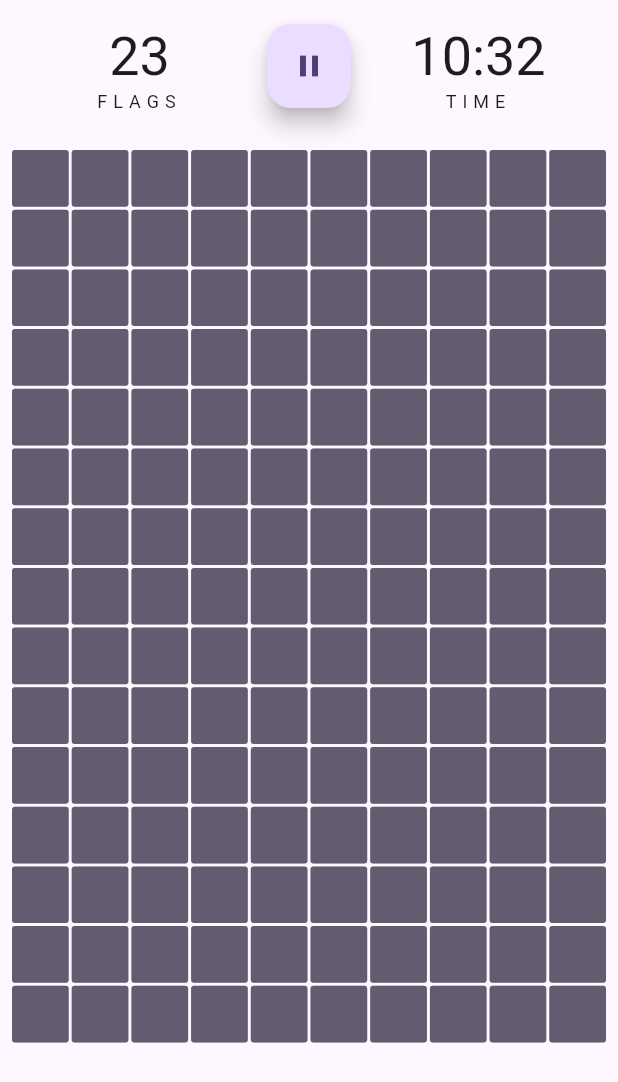
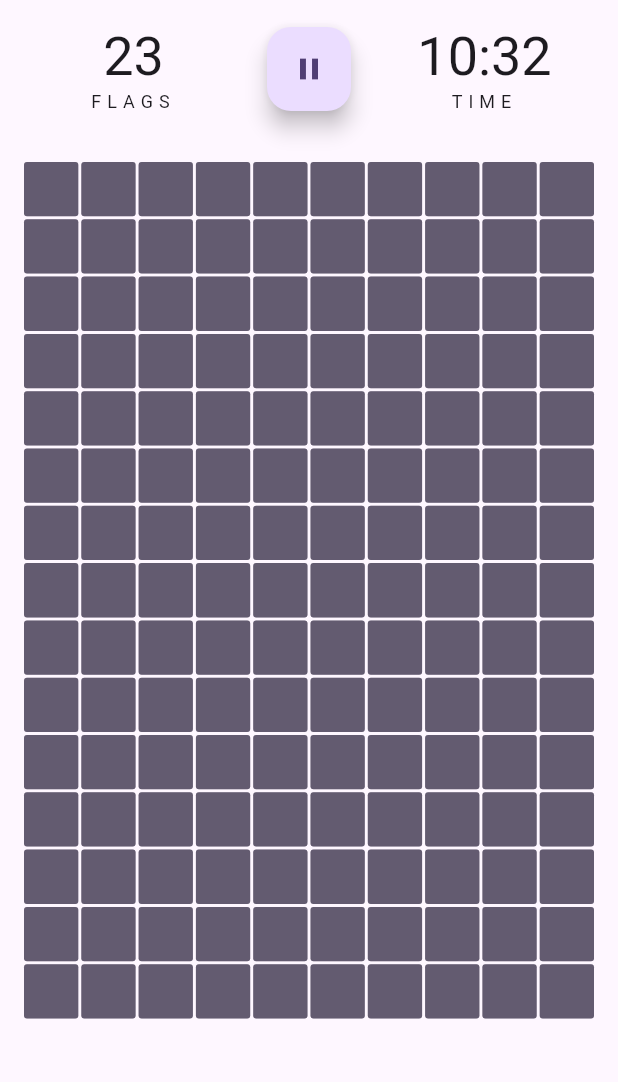
Before and after one commit to edwardnagy/minesweeper-crossplatform, a Flutter app: the screen it shows after launch, on a phone screen of 412 x 824 dp. Shown: the top 1082 px of the screen. Run offline on Flutter 3.47's test engine with Material 2 defaults, Android fonts, the phone set to English and light mode, and no system bars; generated files the repository leaves out were written again.

Commit message:
Improve layout

```diff
--- a/lib/view/game/game_body.dart
+++ b/lib/view/game/game_body.dart
@@ -3,38 +3,49 @@ import 'package:flutter/material.dart';
 import '../../controller/game_controller.dart';
 import 'tile_box.dart';
 
-class GameBody extends StatelessWidget {
+class GameBody extends StatefulWidget {
   const GameBody(this.controller, {super.key});
 
   final GameController controller;
+
+  @override
+  State<GameBody> createState() => _GameBodyState();
+}
+
+class _GameBodyState extends State<GameBody> {
+  final _scrollController = ScrollController();
 
   @override
   Widget build(BuildContext context) {
     const gridSpacing = 2.0;
 
     return AnimatedBuilder(
-      animation: controller,
+      animation: widget.controller,
       builder: (context, _) {
-        return GridView.builder(
-          padding: const EdgeInsets.all(8),
-          physics: const NeverScrollableScrollPhysics(),
-          itemCount: controller.tiles.length,
+        return Scrollbar(
+          controller: _scrollController,
+          child: GridView.builder(
+            padding: const EdgeInsets.all(16),
+            physics: const ClampingScrollPhysics(),
+            controller: _scrollController,
+            itemCount: widget.controller.tiles.length,
             gridDelegate: SliverGridDelegateWithFixedCrossAxisCount(
-            crossAxisCount: controller.configuration.horizontalTileCount,
+              crossAxisCount: widget.controller.configuration.horizontalTileCount,
               crossAxisSpacing: gridSpacing,
               mainAxisSpacing: gridSpacing,
             ),
             itemBuilder: (context, index) {
               return TileBox(
-              tile: controller.tiles[index],
+                tile: widget.controller.tiles[index],
                 onRevealed: () {
-                controller.revealTile(index);
+                  widget.controller.revealTile(index);
                 },
                 onFlagged: () {
-                controller.toggleFlagForTile(index);
+                  widget.controller.toggleFlagForTile(index);
                 },
               );
             },
+          ),
         );
       },
     );
--- a/lib/view/game/game_header.dart
+++ b/lib/view/game/game_header.dart
@@ -3,22 +3,21 @@ import 'package:flutter/material.dart';
 import '../../controller/game_controller.dart';
 import '../../l10n/app_localizations.dart';
 
-class GameHeader extends StatelessWidget {
+class GameHeader extends StatelessWidget implements PreferredSizeWidget {
   const GameHeader(this.controller, {super.key});
 
   final GameController controller;
 
   @override
+  Size get preferredSize => const Size.fromHeight(92);
+
+  @override
   Widget build(BuildContext context) {
-    const padding = 8.0;
-
-    return Padding(
-      padding: const EdgeInsetsDirectional.all(padding),
-      child: AnimatedBuilder(
+    return AnimatedBuilder(
       animation: controller,
       builder: (context, _) {
         return Row(
-            crossAxisAlignment: CrossAxisAlignment.start,
+          crossAxisAlignment: CrossAxisAlignment.center,
           children: [
             Expanded(
               child: _statContainer(
@@ -27,16 +26,13 @@ class GameHeader extends StatelessWidget {
                 value: controller.flagsRemaining.toString(),
               ),
             ),
-              Padding(
-                padding: const EdgeInsetsDirectional.only(top: padding),
-                child: Tooltip(
+            Tooltip(
               message: AppLocalizations.of(context).pause,
               child: FloatingActionButton(
                 onPressed: () {
                   // TODO: Pause the game
                 },
                 child: const Icon(Icons.pause),
-                  ),
               ),
             ),
             Expanded(
@@ -49,7 +45,6 @@ class GameHeader extends StatelessWidget {
           ],
         );
       },
-      ),
     );
   }
 
--- a/lib/view/game/game_screen.dart
+++ b/lib/view/game/game_screen.dart
@@ -26,14 +26,10 @@ class _GameScreenState extends State<GameScreen> {
   @override
   Widget build(BuildContext context) {
     return Scaffold(
-      body: Column(
-        crossAxisAlignment: CrossAxisAlignment.stretch,
-        children: [
-          GameHeader(_controller),
-          Expanded(
-            child: GameBody(_controller),
-          ),
-        ],
+      appBar: GameHeader(_controller),
+      body: Padding(
+        padding: EdgeInsetsDirectional.only(bottom: MediaQuery.of(context).padding.bottom),
+        child: GameBody(_controller),
       ),
     );
   }
```
Lines whose indentation alone changed are shown as unchanged.
